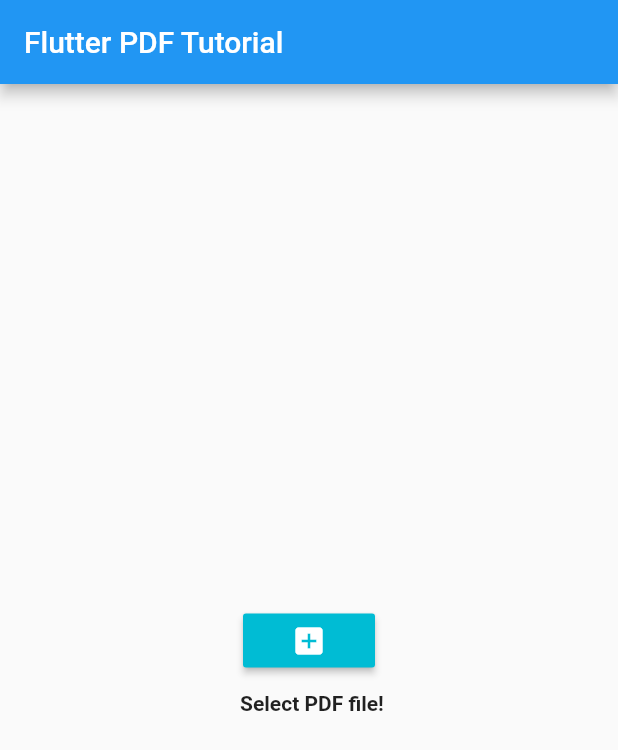
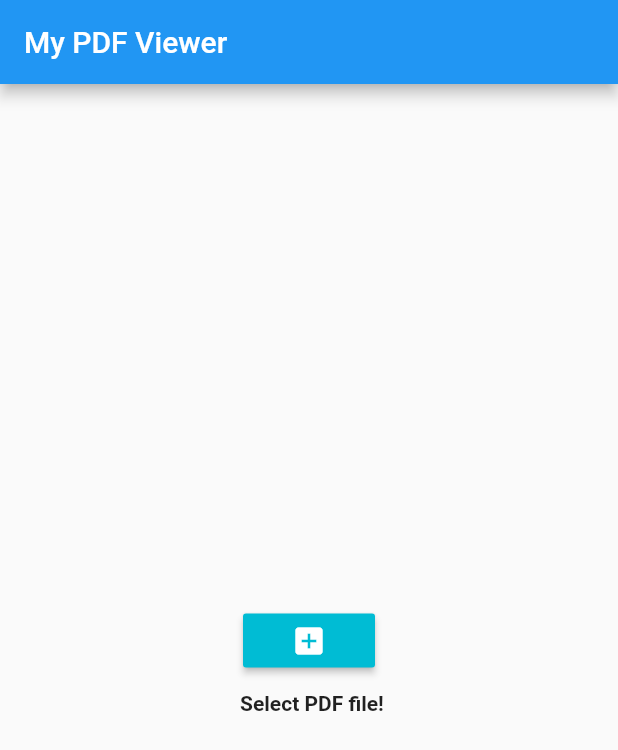
Before and after one commit to ashishLanghe-iOS/PDFViewer, a Flutter app: the screen it shows after launch, on a phone screen of 412 x 824 dp. Shown: the top 750 px of the screen. Run offline on Flutter 3.47's test engine with Material 2 defaults, Android fonts, the phone set to English and light mode, and no system bars; missing offline and left inert: flutter_document_picker, flutter_pdfview.

Commit message:
Fixed minor issue.

```diff
--- a/lib/main.dart
+++ b/lib/main.dart
@@ -35,7 +35,7 @@ class _MyAppState extends State<MyApp> {
       debugShowCheckedModeBanner: false,
       home: Scaffold(
         appBar: AppBar(
-          title: Text("Flutter PDF Tutorial"),
+          title: Text("My PDF Viewer"),
         ),
         body: Builder(
           builder: (context) => Column(
```
Also changed, not shown: 2 other files.
